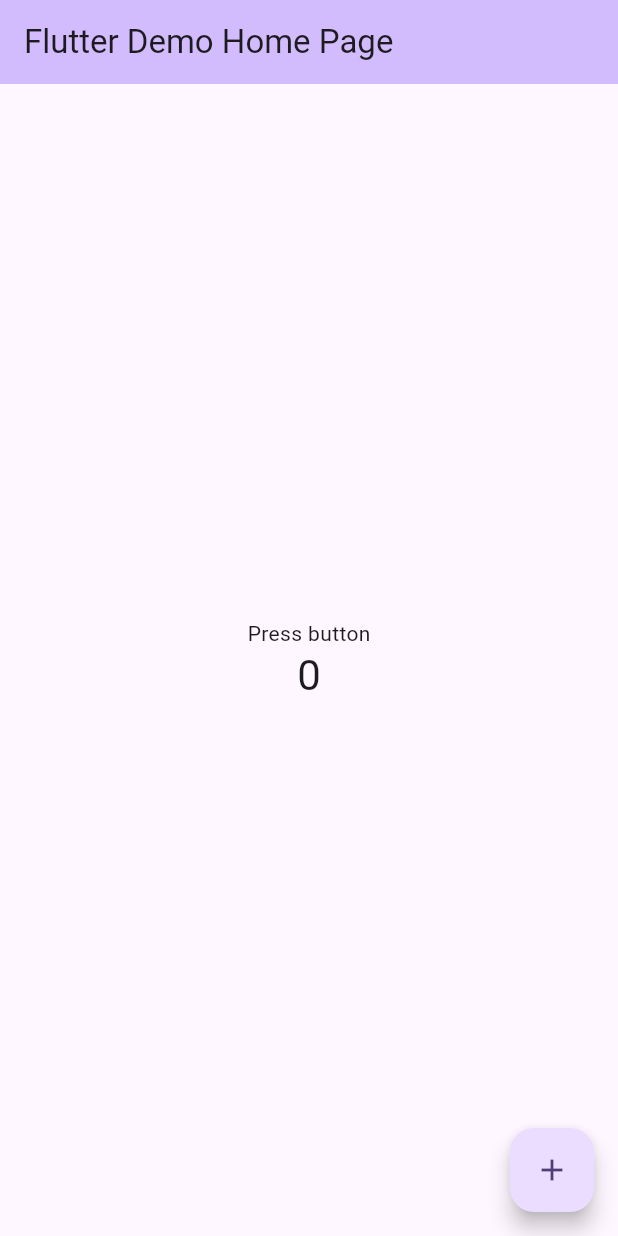
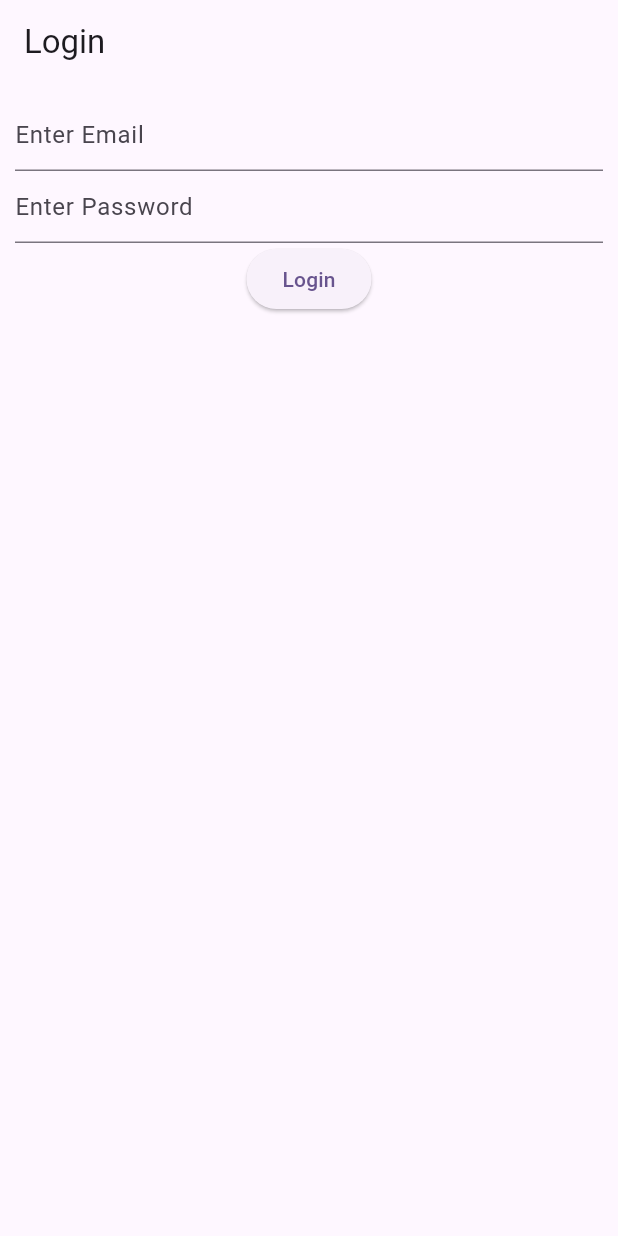
Before and after one commit to Ebdollah/user-auth----Flutter-app, a Flutter app: the screen it shows after launch, on a phone screen of 412 x 824 dp. Run offline on Flutter 3.47's test engine with Material 3 defaults, Android fonts, the phone set to English and light mode, and no system bars; our stand-ins replace firebase_auth, firebase_core; accounts and stored records are empty.

Commit message:
basic page is done

```diff
--- /dev/null
+++ b/lib/homepage.dart
@@ -0,0 +1,38 @@
+// ignore_for_file: unused_import
+
+import 'package:firebase_auth/firebase_auth.dart';
+import 'package:flutter/material.dart';
+import 'package:firebase_core/firebase_core.dart';
+
+class Homepage extends StatefulWidget {
+  const Homepage({super.key});
+
+  @override
+  State<Homepage> createState() => _HomepageState();
+}
+
+class _HomepageState extends State<Homepage> {
+  final user = FirebaseAuth.instance.currentUser;
+
+  signout()async{
+   await FirebaseAuth.instance.signOut();
+  }
+
+  @override
+  Widget build(BuildContext context) {
+    return Scaffold(
+      appBar: AppBar(
+        title: Text('Homepage'),
+      ),
+      body: Center(
+        child: Text('${user!.email}'),
+      ),
+      floatingActionButton: FloatingActionButton(
+        onPressed:(){
+          signout();
+        } ,
+        child: Icon(Icons.login_rounded),
+        ),
+    );
+  }
+}
--- /dev/null
+++ b/lib/login.dart
@@ -0,0 +1,52 @@
+// ignore_for_file: unused_import
+
+import 'package:firebase_auth/firebase_auth.dart';
+import 'package:flutter/material.dart';
+import 'package:firebase_core/firebase_core.dart';
+
+class Login extends StatefulWidget {
+  const Login({super.key});
+
+  @override
+  State<Login> createState() => _LoginState();
+}
+
+class _LoginState extends State<Login> {
+  TextEditingController email = TextEditingController();
+  TextEditingController password = TextEditingController();
+
+  signin() async {
+    FirebaseAuth.instance
+        .signInWithEmailAndPassword(email: email.text, password: password.text);
+  }
+
+  @override
+  Widget build(BuildContext context) {
+    return Scaffold(
+      appBar: AppBar(
+        title: Text('Login'),
+      ),
+      body: Padding(
+        padding: const EdgeInsets.all(10.0),
+        child: Column(
+          children: [
+            TextField(
+              controller: email,
+              decoration: InputDecoration(hintText: 'Enter Email'),
+            ),
+            TextField(
+              controller: password,
+              decoration: InputDecoration(hintText: 'Enter Password'),
+            ),
+            ElevatedButton(
+              onPressed: () {
+                signin();
+              },
+              child: Text('Login'),
+            )
+          ],
+        ),
+      ),
+    );
+  }
+}
--- a/lib/main.dart
+++ b/lib/main.dart
@@ -1,5 +1,6 @@
 import 'package:flutter/material.dart';
 import 'package:firebase_core/firebase_core.dart';
+import 'package:userauth/wrapper.dart';
 
 
 void main() async {
@@ -18,113 +19,11 @@ class MyApp extends StatelessWidget {
     return MaterialApp(
       title: 'Flutter Demo',
       theme: ThemeData(
-        // This is the theme of your application.
-        //
-        // TRY THIS: Try running your application with "flutter run". You'll see
-        // the application has a purple toolbar. Then, without quitting the app,
-        // try changing the seedColor in the colorScheme below to Colors.green
-        // and then invoke "hot reload" (save your changes or press the "hot
-        // reload" button in a Flutter-supported IDE, or press "r" if you used
-        // the command line to start the app).
-        //
-        // Notice that the counter didn't reset back to zero; the application
-        // state is not lost during the reload. To reset the state, use hot
-        // restart instead.
-        //
-        // This works for code too, not just values: Most code changes can be
-        // tested with just a hot reload.
+
         colorScheme: ColorScheme.fromSeed(seedColor: Colors.deepPurple),
         useMaterial3: true,
       ),
-      home: const MyHomePage(title: 'Flutter Demo Home Page'),
+      home: Wrapper(),
     );
   }
 }
-
-class MyHomePage extends StatefulWidget {
-  const MyHomePage({super.key, required this.title});
-
-  // This widget is the home page of your application. It is stateful, meaning
-  // that it has a State object (defined below) that contains fields that affect
-  // how it looks.
-
-  // This class is the configuration for the state. It holds the values (in this
-  // case the title) provided by the parent (in this case the App widget) and
-  // used by the build method of the State. Fields in a Widget subclass are
-  // always marked "final".
-
-  final String title;
-
-  @override
-  State<MyHomePage> createState() => _MyHomePageState();
-}
-
-class _MyHomePageState extends State<MyHomePage> {
-  int _counter = 0;
-
-  void _incrementCounter() {
-    setState(() {
-      // This call to setState tells the Flutter framework that something has
-      // changed in this State, which causes it to rerun the build method below
-      // so that the display can reflect the updated values. If we changed
-      // _counter without calling setState(), then the build method would not be
-      // called again, and so nothing would appear to happen.
-      _counter++;
-    });
-  }
-
-  @override
-  Widget build(BuildContext context) {
-    // This method is rerun every time setState is called, for instance as done
-    // by the _incrementCounter method above.
-    //
-    // The Flutter framework has been optimized to make rerunning build methods
-    // fast, so that you can just rebuild anything that needs updating rather
-    // than having to individually change instances of widgets.
-    return Scaffold(
-      appBar: AppBar(
-        // TRY THIS: Try changing the color here to a specific color (to
-        // Colors.amber, perhaps?) and trigger a hot reload to see the AppBar
-        // change color while the other colors stay the same.
-        backgroundColor: Theme.of(context).colorScheme.inversePrimary,
-        // Here we take the value from the MyHomePage object that was created by
-        // the App.build method, and use it to set our appbar title.
-        title: Text(widget.title),
-      ),
-      body: Center(
-        // Center is a layout widget. It takes a single child and positions it
-        // in the middle of the parent.
-        child: Column(
-          // Column is also a layout widget. It takes a list of children and
-          // arranges them vertically. By default, it sizes itself to fit its
-          // children horizontally, and tries to be as tall as its parent.
-          //
-          // Column has various properties to control how it sizes itself and
-          // how it positions its children. Here we use mainAxisAlignment to
-          // center the children vertically; the main axis here is the vertical
-          // axis because Columns are vertical (the cross axis would be
-          // horizontal).
-          //
-          // TRY THIS: Invoke "debug painting" (choose the "Toggle Debug Paint"
-          // action in the IDE, or press "p" in the console), to see the
-          // wireframe for each widget.
-          mainAxisAlignment: MainAxisAlignment.center,
-          children: <Widget>[
-            const Text(
-              'Press button',
-            ),
-            Text(
-              '$_counter',
-              style: Theme.of(context).textTheme.headlineMedium,
-            ),
-          ],
-        ),
-      ),
-      floatingActionButton: FloatingActionButton(
-        onPressed: _incrementCounter,
-        tooltip: 'Increment',
-        child: const Icon(Icons.add),
-      ), // This trailing comma makes auto-formatting nicer for build methods.
-    );
-  }
-}
--- /dev/null
+++ b/lib/wrapper.dart
@@ -0,0 +1,33 @@
+// ignore_for_file: unused_import
+
+import 'package:firebase_auth/firebase_auth.dart';
+import 'package:flutter/material.dart';
+import 'package:firebase_core/firebase_core.dart';
+import 'package:userauth/homepage.dart';
+import 'package:userauth/login.dart';
+
+class Wrapper extends StatefulWidget {
+  const Wrapper({super.key});
+
+  @override
+  State<Wrapper> createState() => _WrapperState();
+}
+
+class _WrapperState extends State<Wrapper> {
+  @override
+  Widget build(BuildContext context) {
+    return Scaffold(
+      // appBar: AppBar(
+      //   title: Text('Page'),
+      // ),
+      body: StreamBuilder(
+        stream: FirebaseAuth.instance.authStateChanges(),
+        builder: (context,snapshot){
+          if(snapshot.hasData){return Homepage();}
+          else {return Login();}
+
+        }
+      ),
+    );
+  }
+}
```
